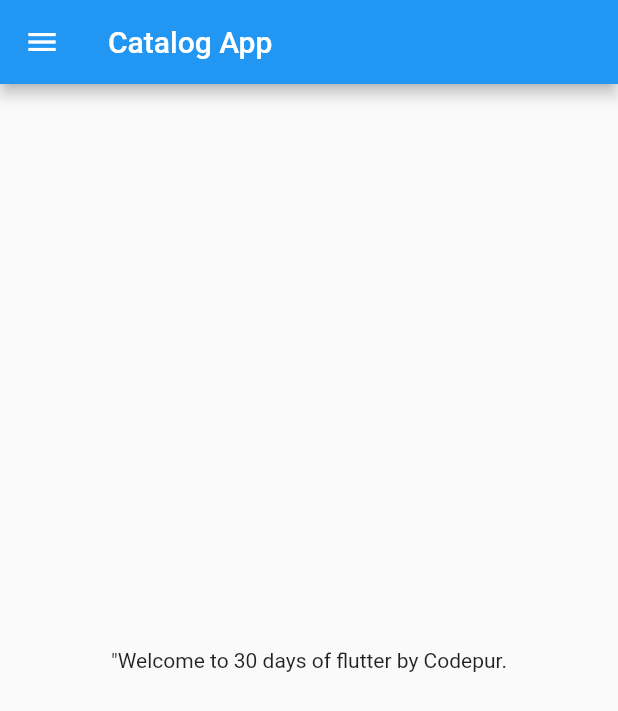
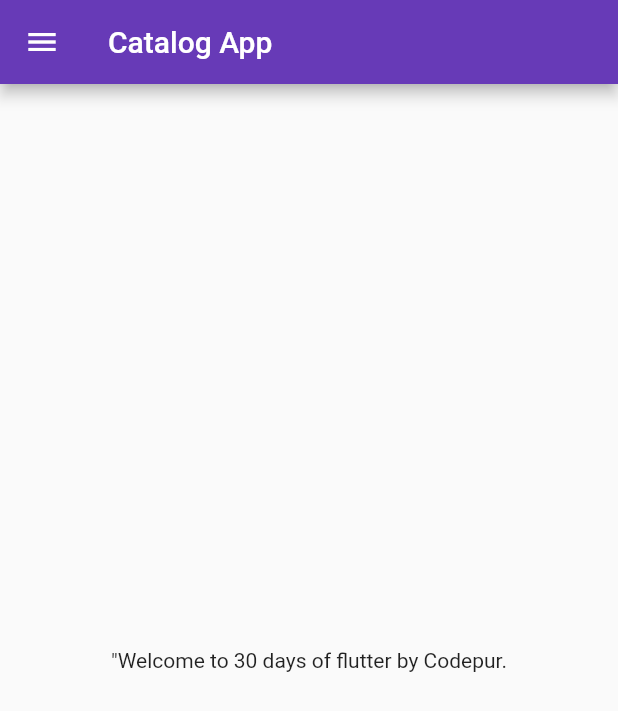
Before and after one commit to Shubham6518/30DaysofFlutter, a Flutter app: the screen it shows after launch, on a phone screen of 412 x 824 dp. Shown: the top 711 px of the screen. Run offline on Flutter 3.47's test engine with Material 2 defaults, Android fonts, the phone set to English and light mode, and no system bars.

Commit message:
day 3 completed

```diff
--- a/lib/main.dart
+++ b/lib/main.dart
@@ -11,7 +11,12 @@ class MyApp extends StatelessWidget {
   @override
   Widget build(BuildContext context) {
     return MaterialApp(
-      home: HomePage(),
+      themeMode: ThemeMode.light,
+      theme: ThemeData(primarySwatch: Colors.deepPurple),
+      // theme: ThemeData.dark(),
+      routes: {
+        "/": (context) => HomePage(),
+      },
     );
   }
 }
```
